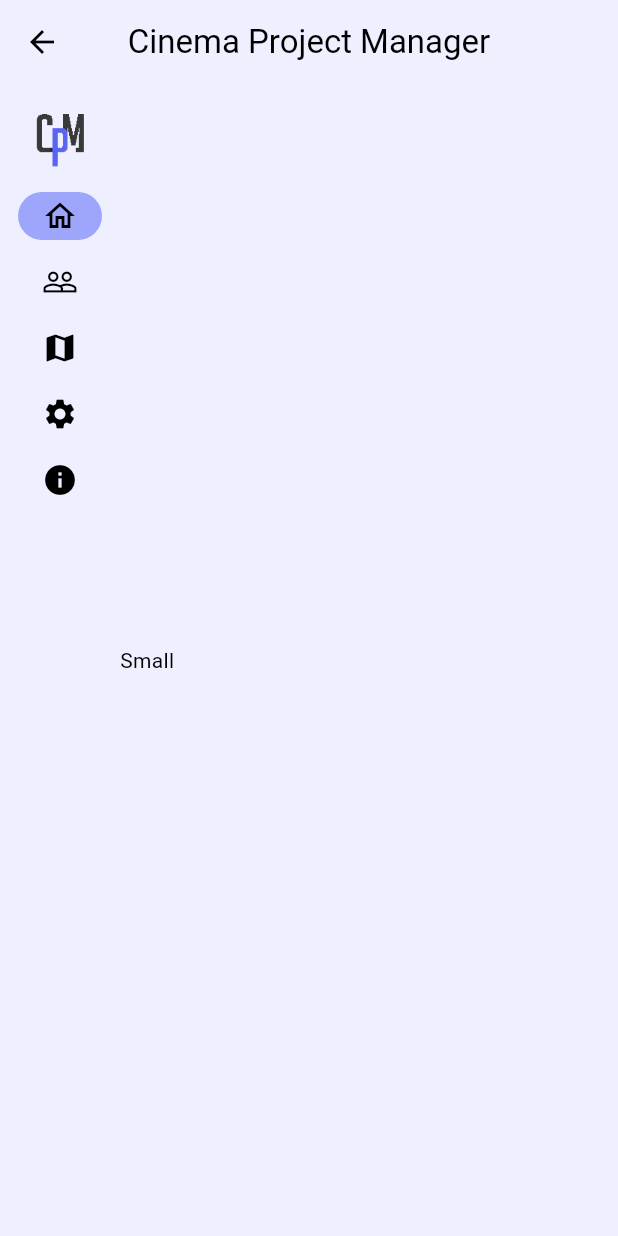
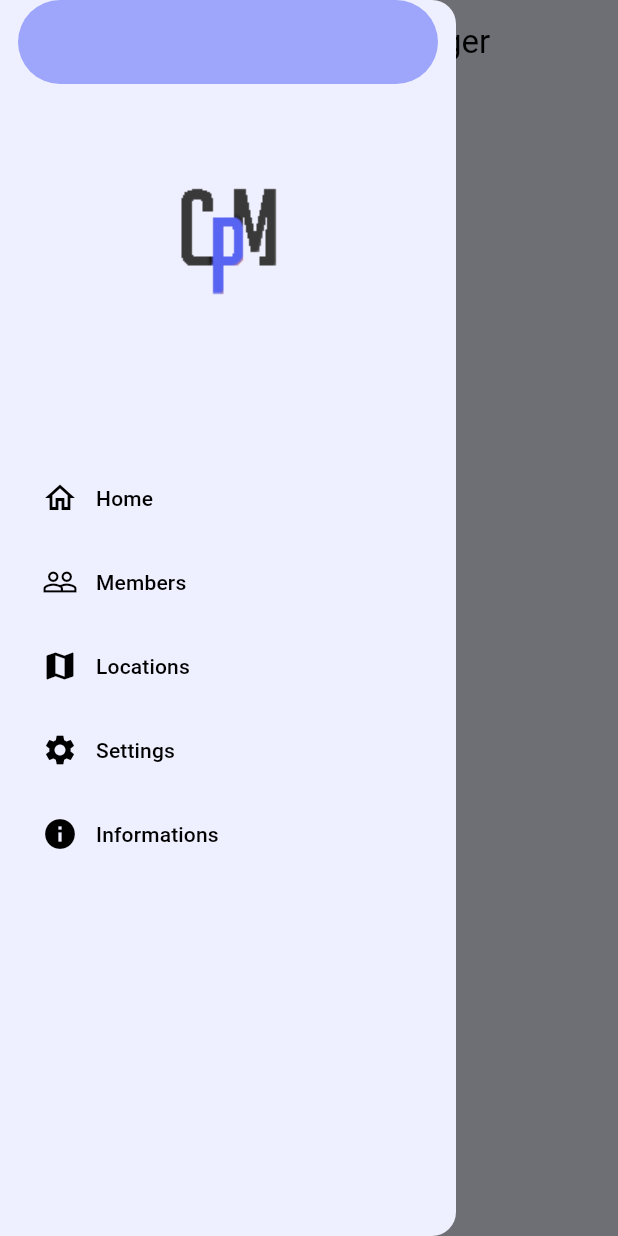
Before and after one commit to StudioRvAndCo/cpm_app, a Flutter app: the DesktopHomePage screen opened directly, with the side drawer open (before the commit the screen has no drawer), on a phone screen of 412 x 824 dp. Run offline on Flutter 3.47's test engine with Material 2 defaults, Android fonts, the phone set to English and light mode, and no system bars.

Commit message:
responsive home page

```diff
--- a/lib/pages/desktop_home_page.dart
+++ /dev/null
@@ -1,69 +0,0 @@
-import 'package:flutter/material.dart';
-
-class DesktopHomePage extends StatefulWidget {
-  const DesktopHomePage({super.key});
-
-  @override
-  State<StatefulWidget> createState() {
-    return DesktopHomePageState();
-  }
-}
-
-class DesktopHomePageState extends State<DesktopHomePage> {
-  int index = 0;
-  bool expanded = false;
-
-  @override
-  Widget build(BuildContext context) {
-    return LayoutBuilder(
-      builder: (BuildContext, BoxConstraints) {
-        return Scaffold(
-            appBar: AppBar(
-              title: const Text('Cinema Project Manager'),
-              centerTitle: BoxConstraints.maxWidth < 600,
-            ),
-            body: Row(children: [
-              SafeArea(
-                  child: MouseRegion(
-                onEnter: (_) => setState(() => expanded = true),
-                onExit: (_) => setState(() => expanded = false),
-                child: NavigationRail(
-                  leading: Image.asset(
-                    'assets/logo-cpm-alpha.png',
-                    width: 50,
-                    filterQuality: FilterQuality.high,
-                  ),
-                  destinations: const [
-                    NavigationRailDestination(
-                        icon: Icon(Icons.home_outlined), label: Text('Home')),
-                    NavigationRailDestination(
-                        icon: Icon(Icons.people_outline),
-                        label: Text('Members')),
-                    NavigationRailDestination(
-                        icon: Icon(Icons.map), label: Text('Locations')),
-                    NavigationRailDestination(
-                        icon: Icon(Icons.settings), label: Text('Settings')),
-                    NavigationRailDestination(
-                        icon: Icon(Icons.info), label: Text('Informations'))
-                  ],
-                  onDestinationSelected: (value) => setState(() {
-                    index = value;
-                  }),
-                  selectedIndex: index,
-                  extended: expanded,
-                ),
-              )),
-              Expanded(child: Builder(
-                builder: (context) {
-                  if (BoxConstraints.maxWidth > 600) {
-                    return const Text('Large');
-                  } else {
-                    return const Text('Small');
-                  }
-                },
-              ))
-            ]));
-      },
-    );
-  }
-}
--- /dev/null
+++ b/lib/pages/home_page.dart
@@ -0,0 +1,89 @@
+import 'package:flutter/material.dart';
+
+class DesktopHomePage extends StatefulWidget {
+  const DesktopHomePage({super.key});
+
+  @override
+  State<StatefulWidget> createState() {
+    return DesktopHomePageState();
+  }
+}
+
+class DesktopHomePageState extends State<DesktopHomePage> {
+  int index = 0;
+
+  @override
+  Widget build(BuildContext context) {
+    return LayoutBuilder(
+      builder: (BuildContext, BoxConstraints) {
+        return Scaffold(
+            appBar: MediaQuery.of(context).size.width <= 600
+                ? AppBar(
+                    title: const Text('Cinema Project Manager'),
+                    centerTitle: true,
+                  )
+                : null,
+            drawer: MediaQuery.of(context).size.width <= 600
+                ? SafeArea(
+                    child: NavigationDrawer(children: [
+                      Image.asset('assets/logo-cpm-alpha.png'),
+                      NavigationDrawerDestination(
+                          icon: Icon(Icons.home_outlined), label: Text('Home')),
+                      NavigationDrawerDestination(
+                          icon: Icon(Icons.people_outline),
+                          label: Text('Members')),
+                      NavigationDrawerDestination(
+                          icon: Icon(Icons.map), label: Text('Locations')),
+                      NavigationDrawerDestination(
+                          icon: Icon(Icons.settings), label: Text('Settings')),
+                      NavigationDrawerDestination(
+                          icon: Icon(Icons.info), label: Text('Informations'))
+                    ]),
+                  )
+                : null,
+            body: Row(children: [
+              if (MediaQuery.of(context).size.width > 600)
+                SafeArea(
+                  child: NavigationRail(
+                      leading: Image.asset(
+                        'assets/logo-cpm-alpha.png',
+                        width: 50,
+                        filterQuality: FilterQuality.high,
+                      ),
+                      labelType: NavigationRailLabelType.all,
+                      destinations: const [
+                        NavigationRailDestination(
+                            icon: Icon(Icons.home_outlined),
+                            label: Text('Home')),
+                        NavigationRailDestination(
+                            icon: Icon(Icons.people_outline),
+                            label: Text('Members')),
+                        NavigationRailDestination(
+                            icon: Icon(Icons.map), label: Text('Locations')),
+                        NavigationRailDestination(
+                            icon: Icon(Icons.settings),
+                            label: Text('Settings')),
+                        NavigationRailDestination(
+                            icon: Icon(Icons.info), label: Text('Informations'))
+                      ],
+                      onDestinationSelected: (value) => setState(() {
+                            index = value;
+                          }),
+                      selectedIndex: index),
+                )
+              else
+                SizedBox.shrink(),
+              Expanded(child: Builder(
+                builder: (context) {
+                  if (BoxConstraints.maxWidth > 600) {
+                    return const Text('Large');
+                  } else {
+                    return const Text('Small');
+                  }
+                },
+              ))
+            ]));
+      },
+    );
+  }
+}
--- a/lib/pages/login_page.dart
+++ b/lib/pages/login_page.dart
@@ -1,7 +1,6 @@
 import 'package:flutter/material.dart';
-import 'package:sandbox_frontend/pages/test_page.dart';
 
-import 'desktop_home_page.dart';
+import 'home_page.dart';
 
 class LoginPage extends StatelessWidget {
   const LoginPage({super.key});
@@ -10,7 +9,7 @@ class LoginPage extends StatelessWidget {
   Widget build(BuildContext context) {
     return Scaffold(
       appBar: AppBar(
-        title: Text("Cinema Project Manager"),
+        title: const Text('Cinema Project Manager'),
         centerTitle: true,
       ),
       body: Center(
@@ -22,7 +21,7 @@ class LoginPage extends StatelessWidget {
             crossAxisAlignment: WrapCrossAlignment.center,
             direction: Axis.vertical,
             spacing: 15,
-            children: [
+            children: <Widget>[
               Image.asset('assets/logo-camera.png', fit: BoxFit.fitWidth),
               const SizedBox(
                 width: 200,
```
